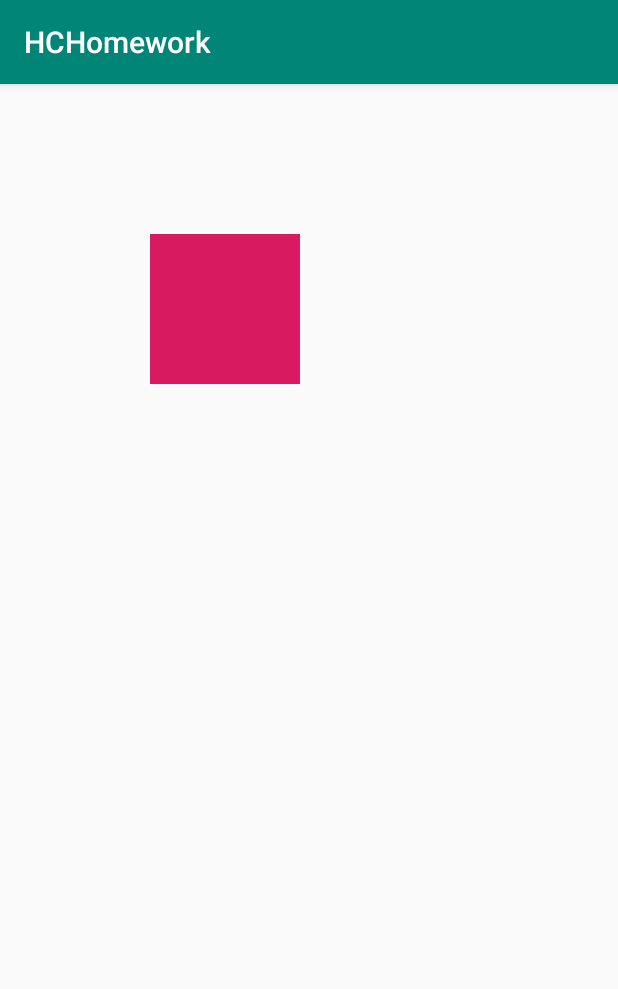
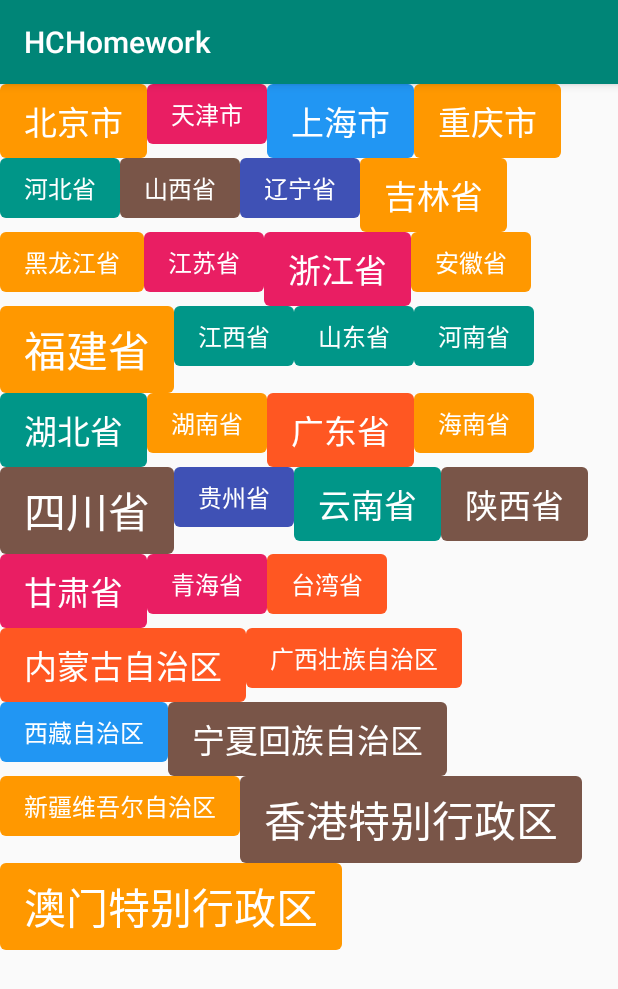
Before and after one commit to ilinqh/ExerciseProject, an Android app: the screen it shows after launch (MainActivity), on a phone screen of 412 x 824 dp. Shown: the top 989 px of the screen. Run offline under Robolectric (Android 15) with nearby library versions, the phone set to English and light mode, and no system bars.

Commit message:
重写部分 view

```diff
--- a/app/src/main/java/lqh/hchomework/MainActivity.kt
+++ b/app/src/main/java/lqh/hchomework/MainActivity.kt
@@ -1,23 +1,12 @@
 package lqh.hchomework
 
-import android.animation.ObjectAnimator
-import android.animation.ValueAnimator
 import android.os.Bundle
-import android.view.animation.Animation
 import androidx.appcompat.app.AppCompatActivity
-import kotlinx.android.synthetic.main.activity_main.*
 
 class MainActivity : AppCompatActivity() {
 
     override fun onCreate(savedInstanceState: Bundle?) {
         super.onCreate(savedInstanceState)
         setContentView(R.layout.activity_main)
-
-        val animator = ObjectAnimator.ofFloat(view, "radius", 0f, 360f)
-        animator.duration = 1000
-        animator.startDelay = 2000
-        animator.repeatCount = ValueAnimator.INFINITE
-        animator.repeatMode = ValueAnimator.REVERSE
-        animator.start()
     }
 }
--- /dev/null
+++ b/app/src/main/java/lqh/hchomework/h4_16/CircleView.kt
@@ -0,0 +1,46 @@
+package lqh.hchomework.h4_16
+
+import android.content.Context
+import android.graphics.Canvas
+import android.graphics.Color
+import android.graphics.Paint
+import android.util.AttributeSet
+import android.view.View
+import lqh.hchomework.Utils
+
+/**
+ * 功能：
+ * -------------------------------------------------------------------------------------------------
+ * 创建者：@author lqh
+ * -------------------------------------------------------------------------------------------------
+ * 创建日期：2019/10/30
+ * -------------------------------------------------------------------------------------------------
+ * 更新历史
+ * 编号|更新日期|更新人|更新内容
+ */
+class CircleView(context: Context, attrs: AttributeSet) : View(context, attrs) {
+
+    companion object {
+
+        private val RADIUS = Utils.dp2px(80f)
+
+        private val PADDING = Utils.dp2px(20f)
+    }
+
+    private val paint = Paint(Paint.ANTI_ALIAS_FLAG)
+
+    override fun onMeasure(widthMeasureSpec: Int, heightMeasureSpec: Int) {
+        super.onMeasure(widthMeasureSpec, heightMeasureSpec)
+        val size = (RADIUS + PADDING).toInt() * 2
+        val mWidth = resolveSize(size, widthMeasureSpec)
+        val mHeight = resolveSize(size, heightMeasureSpec)
+        setMeasuredDimension(mWidth, mHeight)
+    }
+
+    override fun onDraw(canvas: Canvas) {
+        super.onDraw(canvas)
+        canvas.drawColor(Color.RED)
+        canvas.drawCircle(RADIUS + PADDING, RADIUS + PADDING, RADIUS, paint)
+    }
+
+}
--- /dev/null
+++ b/app/src/main/java/lqh/hchomework/h4_16/ColoredTextView.kt
@@ -0,0 +1,66 @@
+package lqh.hchomework.h4_16
+
+import android.content.Context
+import android.graphics.Canvas
+import android.graphics.Color
+import android.graphics.Paint
+import android.util.AttributeSet
+import android.widget.TextView
+import androidx.core.view.marginEnd
+import androidx.core.view.marginStart
+import lqh.hchomework.Utils
+import java.util.*
+
+/**
+ * 功能：
+ * -------------------------------------------------------------------------------------------------
+ * 创建者：@author lqh
+ * -------------------------------------------------------------------------------------------------
+ * 创建日期：2019/10/30
+ * -------------------------------------------------------------------------------------------------
+ * 更新历史
+ * 编号|更新日期|更新人|更新内容
+ */
+class ColoredTextView(context: Context, attrs: AttributeSet) : TextView(context, attrs) {
+
+    companion object {
+        private val COLORS = intArrayOf(
+            Color.parseColor("#E91E63"),
+            Color.parseColor("#673AB7"),
+            Color.parseColor("#3F51B5"),
+            Color.parseColor("#2196F3"),
+            Color.parseColor("#009688"),
+            Color.parseColor("#FF9800"),
+            Color.parseColor("#FF5722"),
+            Color.parseColor("#795548")
+        )
+        private val TEXT_SIZES = intArrayOf(16, 22, 28)
+        private val random = Random()
+        private val CORNER_RADIUS = Utils.dp2px(4f)
+        private val X_PADDING = Utils.dp2px(16f)
+        private val Y_PADDING = Utils.dp2px(8f)
+    }
+
+    val paint = Paint(Paint.ANTI_ALIAS_FLAG)
+
+    init {
+        setTextColor(Color.WHITE)
+        textSize = TEXT_SIZES[random.nextInt(TEXT_SIZES.size)].toFloat()
+        paint.color = COLORS[random.nextInt(COLORS.size)]
+        setPadding(X_PADDING.toInt(), Y_PADDING.toInt(), X_PADDING.toInt(), Y_PADDING.toInt())
+    }
+
+    override fun onDraw(canvas: Canvas) {
+        canvas.drawRoundRect(
+            marginStart.toFloat(),
+            0f,
+            width.toFloat(),
+            height.toFloat(),
+            CORNER_RADIUS,
+            CORNER_RADIUS,
+            paint
+        )
+        super.onDraw(canvas)
+    }
+
+}
--- /dev/null
+++ b/app/src/main/java/lqh/hchomework/h4_16/SquareImageView.kt
@@ -0,0 +1,25 @@
+package lqh.hchomework.h4_16
+
+import android.content.Context
+import android.util.AttributeSet
+import android.widget.ImageView
+import kotlin.math.min
+
+/**
+ * 功能：正方形头像
+ * -------------------------------------------------------------------------------------------------
+ * 创建者：@author lqh
+ * -------------------------------------------------------------------------------------------------
+ * 创建日期：2019/10/30
+ * -------------------------------------------------------------------------------------------------
+ * 更新历史
+ * 编号|更新日期|更新人|更新内容
+ */
+class SquareImageView(context: Context, attrs: AttributeSet) : ImageView(context, attrs) {
+
+    override fun onMeasure(widthMeasureSpec: Int, heightMeasureSpec: Int) {
+        super.onMeasure(widthMeasureSpec, heightMeasureSpec)
+        val size = min(measuredHeight, measuredHeight)
+        setMeasuredDimension(size, size)
+    }
+}
--- /dev/null
+++ b/app/src/main/java/lqh/hchomework/h4_16/TagLayout.kt
@@ -0,0 +1,87 @@
+package lqh.hchomework.h4_16
+
+import android.content.Context
+import android.graphics.Rect
+import android.util.AttributeSet
+import android.util.SparseArray
+import android.view.ViewGroup
+import kotlin.math.max
+
+/**
+ * 功能：标签布局
+ * -------------------------------------------------------------------------------------------------
+ * 创建者：@author lqh
+ * -------------------------------------------------------------------------------------------------
+ * 创建日期：2019/10/30
+ * -------------------------------------------------------------------------------------------------
+ * 更新历史
+ * 编号|更新日期|更新人|更新内容
+ */
+class TagLayout(context: Context, attrs: AttributeSet) : ViewGroup(context, attrs) {
+
+    private val sparseArray: SparseArray<Rect> by lazy {
+        SparseArray<Rect>()
+    }
+
+    override fun onMeasure(widthMeasureSpec: Int, heightMeasureSpec: Int) {
+        // 已用总宽度
+        var widthUsed = 0
+        // 已用总高度
+        var heightUsed = 0
+
+        // 当前行已用总宽度
+        var lineWidthUsed = 0
+        // 当前行最大高度
+        var lineHeight = 0
+
+        val widthMode = MeasureSpec.getMode(widthMeasureSpec)
+        val widthSize = MeasureSpec.getSize(widthMeasureSpec)
+
+        for (i in 0 until childCount) {
+            val child = getChildAt(i)
+            measureChildWithMargins(child, widthMeasureSpec, 0, heightMeasureSpec, 0)
+
+            val lp = child.layoutParams as MarginLayoutParams
+            val childMarginStart = lp.marginStart
+            val childMarginEnd = lp.marginEnd
+            if (widthMode != MeasureSpec.UNSPECIFIED && lineWidthUsed + childMarginStart + childMarginEnd + child.measuredWidth > widthSize) {
+                lineWidthUsed = 0
+                heightUsed += lineHeight
+                lineHeight = 0
+            }
+
+            val childBounds = if (sparseArray[i] == null) {
+                Rect().apply {
+                    sparseArray.put(i, this)
+                }
+            } else {
+                sparseArray.get(i)
+            }
+
+            childBounds.set(
+                lineWidthUsed + childMarginStart,
+                heightUsed,
+                lineWidthUsed + childMarginStart + child.measuredWidth + childMarginEnd,
+                heightUsed + child.measuredHeight
+            )
+
+            lineWidthUsed += child.measuredWidth + childMarginStart + childMarginEnd
+            widthUsed = max(widthUsed, lineWidthUsed)
+            lineHeight = max(lineHeight, child.measuredHeight)
+        }
+        heightUsed += lineHeight
+        setMeasuredDimension(widthUsed, heightUsed)
+    }
+
+    override fun onLayout(changed: Boolean, l: Int, t: Int, r: Int, b: Int) {
+        for (i in 0 until childCount) {
+            val child = getChildAt(i)
+            val childBounds = sparseArray.get(i)
+            child.layout(childBounds.left, childBounds.top, childBounds.right, childBounds.bottom)
+        }
+    }
+
+    override fun generateLayoutParams(attrs: AttributeSet?): LayoutParams {
+        return MarginLayoutParams(context, attrs)
+    }
+}
--- a/app/src/main/res/layout/activity_main.xml
+++ b/app/src/main/res/layout/activity_main.xml
@@ -1,17 +1,179 @@
 <?xml version="1.0" encoding="utf-8"?>
-<LinearLayout xmlns:android="http://schemas.android.com/apk/res/android"
+<lqh.hchomework.h4_16.TagLayout xmlns:android="http://schemas.android.com/apk/res/android"
     xmlns:tools="http://schemas.android.com/tools"
     android:layout_width="match_parent"
     android:layout_height="match_parent"
-    android:orientation="vertical"
     tools:context=".MainActivity">
 
-    <lqh.hchomework.art03.FollowView
-        android:id="@+id/view"
-        android:layout_width="100dp"
-        android:layout_height="100dp"
-        android:layout_marginStart="100dp"
-        android:layout_marginTop="100dp"
-        android:background="@color/colorAccent" />
+    <lqh.hchomework.h4_16.ColoredTextView
+        android:layout_width="wrap_content"
+        android:layout_height="wrap_content"
+        android:text="北京市" />
 
-</LinearLayout>
+    <lqh.hchomework.h4_16.ColoredTextView
+        android:layout_width="wrap_content"
+        android:layout_height="wrap_content"
+        android:text="天津市" />
+
+    <lqh.hchomework.h4_16.ColoredTextView
+        android:layout_width="wrap_content"
+        android:layout_height="wrap_content"
+        android:text="上海市" />
+
+    <lqh.hchomework.h4_16.ColoredTextView
+        android:layout_width="wrap_content"
+        android:layout_height="wrap_content"
+        android:text="重庆市" />
+
+    <lqh.hchomework.h4_16.ColoredTextView
+        android:layout_width="wrap_content"
+        android:layout_height="wrap_content"
+        android:text="河北省" />
+
+    <lqh.hchomework.h4_16.ColoredTextView
+        android:layout_width="wrap_content"
+        android:layout_height="wrap_content"
+        android:text="山西省" />
+
+    <lqh.hchomework.h4_16.ColoredTextView
+        android:layout_width="wrap_content"
+        android:layout_height="wrap_content"
+        android:text="辽宁省" />
+
+    <lqh.hchomework.h4_16.ColoredTextView
+        android:layout_width="wrap_content"
+        android:layout_height="wrap_content"
+        android:text="吉林省" />
+
+    <lqh.hchomework.h4_16.ColoredTextView
+        android:layout_width="wrap_content"
+        android:layout_height="wrap_content"
+        android:text="黑龙江省" />
+
+    <lqh.hchomework.h4_16.ColoredTextView
+        android:layout_width="wrap_content"
+        android:layout_height="wrap_content"
+        android:text="江苏省" />
+
+    <lqh.hchomework.h4_16.ColoredTextView
+        android:layout_width="wrap_content"
+        android:layout_height="wrap_content"
+        android:text="浙江省" />
+
+    <lqh.hchomework.h4_16.ColoredTextView
+        android:layout_width="wrap_content"
+        android:layout_height="wrap_content"
+        android:text="安徽省" />
+
+    <lqh.hchomework.h4_16.ColoredTextView
+        android:layout_width="wrap_content"
+        android:layout_height="wrap_content"
+        android:text="福建省" />
+
+    <lqh.hchomework.h4_16.ColoredTextView
+        android:layout_width="wrap_content"
+        android:layout_height="wrap_content"
+        android:text="江西省" />
+
+    <lqh.hchomework.h4_16.ColoredTextView
+        android:layout_width="wrap_content"
+        android:layout_height="wrap_content"
+        android:text="山东省" />
+
+    <lqh.hchomework.h4_16.ColoredTextView
+        android:layout_width="wrap_content"
+        android:layout_height="wrap_content"
+        android:text="河南省" />
+
+    <lqh.hchomework.h4_16.ColoredTextView
+        android:layout_width="wrap_content"
+        android:layout_height="wrap_content"
+        android:text="湖北省" />
+
+    <lqh.hchomework.h4_16.ColoredTextView
+        android:layout_width="wrap_content"
+        android:layout_height="wrap_content"
+        android:text="湖南省" />
+
+    <lqh.hchomework.h4_16.ColoredTextView
+        android:layout_width="wrap_content"
+        android:layout_height="wrap_content"
+        android:text="广东省" />
+
+    <lqh.hchomework.h4_16.ColoredTextView
+        android:layout_width="wrap_content"
+        android:layout_height="wrap_content"
+        android:text="海南省" />
+
+    <lqh.hchomework.h4_16.ColoredTextView
+        android:layout_width="wrap_content"
+        android:layout_height="wrap_content"
+        android:text="四川省" />
+
+    <lqh.hchomework.h4_16.ColoredTextView
+        android:layout_width="wrap_content"
+        android:layout_height="wrap_content"
+        android:text="贵州省" />
+
+    <lqh.hchomework.h4_16.ColoredTextView
+        android:layout_width="wrap_content"
+        android:layout_height="wrap_content"
+        android:text="云南省" />
+
+    <lqh.hchomework.h4_16.ColoredTextView
+        android:layout_width="wrap_content"
+        android:layout_height="wrap_content"
+        android:text="陕西省" />
+
+    <lqh.hchomework.h4_16.ColoredTextView
+        android:layout_width="wrap_content"
+        android:layout_height="wrap_content"
+        android:text="甘肃省" />
+
+    <lqh.hchomework.h4_16.ColoredTextView
+        android:layout_width="wrap_content"
+        android:layout_height="wrap_content"
+        android:text="青海省" />
+
+    <lqh.hchomework.h4_16.ColoredTextView
+        android:layout_width="wrap_content"
+        android:layout_height="wrap_content"
+        android:text="台湾省" />
+
+    <lqh.hchomework.h4_16.ColoredTextView
+        android:layout_width="wrap_content"
+        android:layout_height="wrap_content"
+        android:text="内蒙古自治区" />
+
+    <lqh.hchomework.h4_16.ColoredTextView
+        android:layout_width="wrap_content"
+        android:layout_height="wrap_content"
+        android:text="广西壮族自治区" />
+
+    <lqh.hchomework.h4_16.ColoredTextView
+        android:layout_width="wrap_content"
+        android:layout_height="wrap_content"
+        android:text="西藏自治区" />
+
+    <lqh.hchomework.h4_16.ColoredTextView
+        android:layout_width="wrap_content"
+        android:layout_height="wrap_content"
+        android:text="宁夏回族自治区" />
+
+    <lqh.hchomework.h4_16.ColoredTextView
+        android:layout_width="wrap_content"
+        android:layout_height="wrap_content"
+        android:text="新疆维吾尔自治区" />
+
+    <lqh.hchomework.h4_16.ColoredTextView
+        android:layout_width="wrap_content"
+        android:layout_height="wrap_content"
+        android:text="香港特别行政区" />
+
+    <lqh.hchomework.h4_16.ColoredTextView
+        android:layout_width="wrap_content"
+        android:layout_height="wrap_content"
+        android:text="澳门特别行政区" />
+
+
+</lqh.hchomework.h4_16.TagLayout>
```
